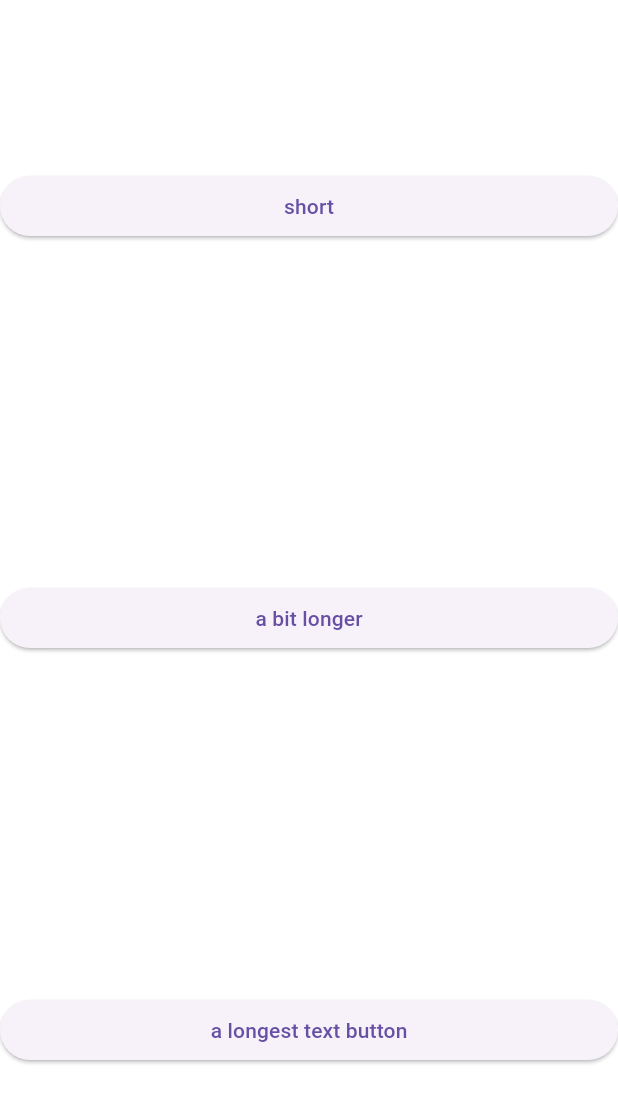
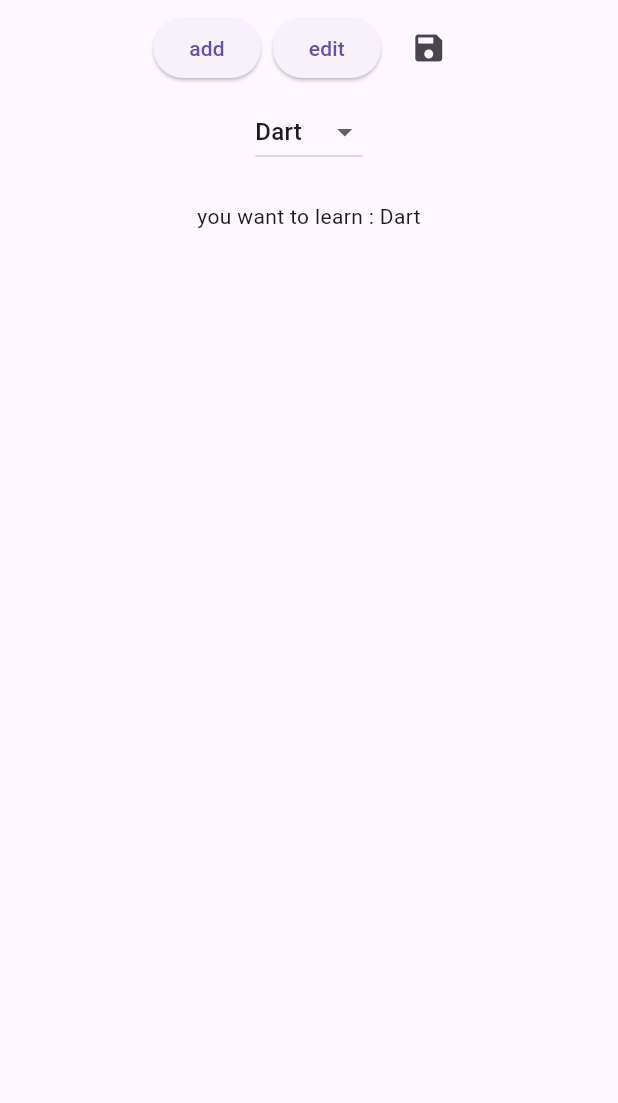
Before and after one commit to sm-hl/simple_project, a Flutter app: the screen it shows after launch, on a phone screen of 412 x 824 dp. Shown: the top 1103 px of the screen. Run offline on Flutter 3.47's test engine with Material 3 defaults, Android fonts, the phone set to English and light mode, and no system bars; our stand-ins replace flutter_svg.

Commit message:
ButtonBar and DropdownButton widgets

```diff
--- a/lib/main.dart
+++ b/lib/main.dart
@@ -1,31 +1,54 @@
-// ignore_for_file: prefer_const_constructors
-
 import 'package:flutter/material.dart';
-import 'package:transparent_image/transparent_image.dart';
-import 'package:cached_network_image/cached_network_image.dart';
 
 void main() {
   runApp(MyApp());
 }
 
-// statefulWidget = can call build more time to have interactivity
-class MyApp extends StatelessWidget {
+class MyApp extends StatefulWidget {
   const MyApp({super.key});
 
   @override
-    Widget build(BuildContext context) {
+  State<MyApp> createState() => _MyAppState();
+}
+
+class _MyAppState extends State<MyApp> {
+  List<String> courses = ['Dart', 'Flutter', 'React', 'JS'];
+  String selectedCourse = 'Dart';
+  @override
+  Widget build(BuildContext context) {
     return MaterialApp(
-      debugShowCheckedModeBanner: false,
-      home: Column(
-        mainAxisAlignment: MainAxisAlignment.spaceAround,
-        crossAxisAlignment: CrossAxisAlignment.stretch,//give same width but for all screen
-        children: [
-          ElevatedButton(onPressed: (){}, child: Text('short')),
-          ElevatedButton(onPressed: (){}, child: Text('a bit longer')),
-          ElevatedButton(onPressed: (){}, child: Text('a longest text button')),
-        ],
+      home: Scaffold(
+        body: Column(
+          children: [
+            //like row, but useful for buttons
+            ButtonBar(
+              alignment: MainAxisAlignment.center,
+              children: [
+                ElevatedButton(onPressed: () {}, child: Text("add")),
+                ElevatedButton(onPressed: () {}, child: Text("edit")),
+                IconButton(onPressed: () {}, icon: Icon(Icons.save))
+              ],
+            ),
+
+            // DropDown
+            DropdownButton(
+              items: courses.map((course){
+                return DropdownMenuItem(child: Text(course), value: course);
+              }).toList(),
+              onChanged: (value){
+                setState(() {
+                  selectedCourse = value.toString();
+                });
+              },
+              value: selectedCourse,
+            ),
+
+            SizedBox(height: 22,),
+
+            Text("you want to learn : $selectedCourse"),
+          ],
+        ),
       ),
     );
   }
-
 }
```
